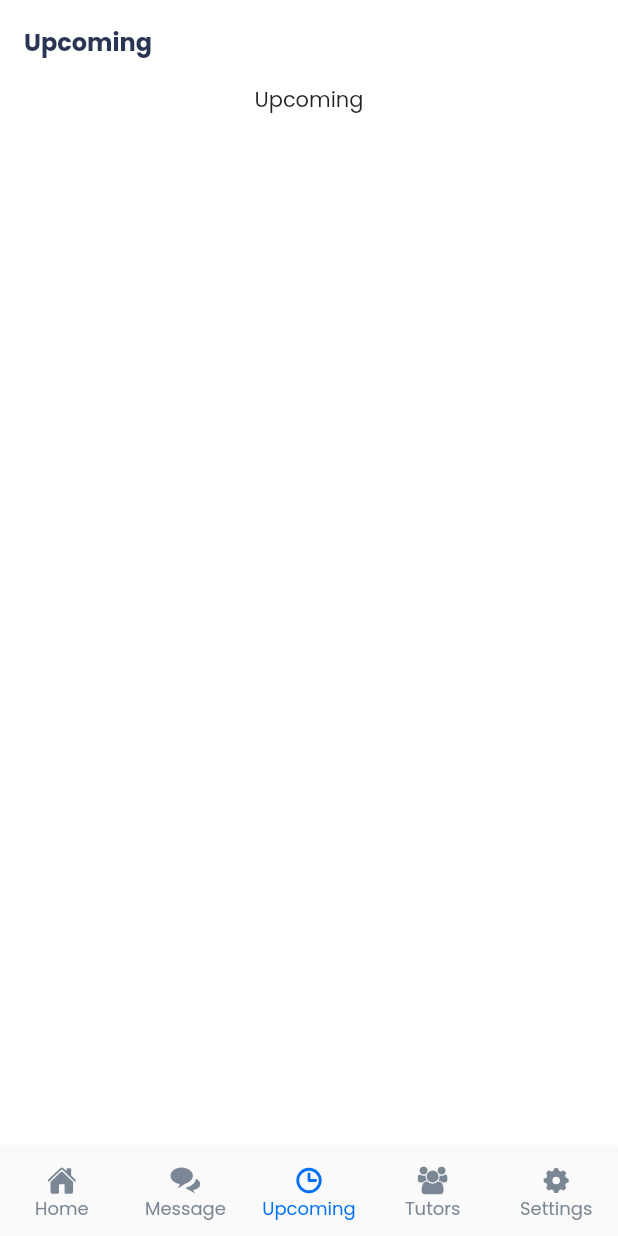
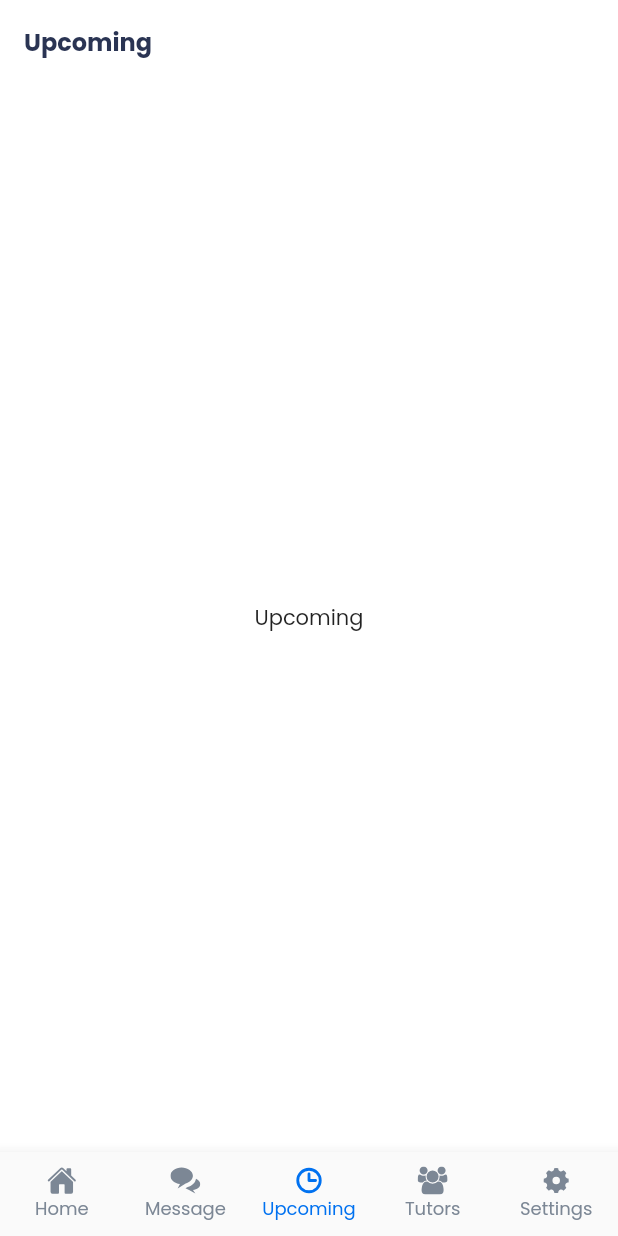
Before and after one commit to Cpp4Life/flutter-lettutor-app, a Flutter app: the LetTutorTabsScreen screen opened by its route, item 3 of the bottom bar chosen, on a phone screen of 412 x 824 dp. Run offline on Flutter 3.47's test engine with Material 2 defaults, Android fonts, the phone set to English and light mode, and no system bars; our stand-ins replace flutter_svg.

Commit message:
export screens

```diff
--- a/lib/main.dart
+++ b/lib/main.dart
@@ -1,8 +1,6 @@
 import 'package:flutter/material.dart';
 
-import 'screens/auth/login_screen.dart';
-import 'screens/onboard_screen.dart';
-import 'screens/tabs_screen.dart';
+import 'screens/index.dart';
 
 void main() => runApp(const MyApp());
 
@@ -17,7 +15,7 @@ class MyApp extends StatelessWidget {
       theme: ThemeData(
         fontFamily: 'Poppins',
       ),
-      home: const LetTutorIntroScreen(),
+      home: const LetTutorOnboardScreen(),
       routes: {
         LetTutorTabsScreen.routeName: (context) => const LetTutorTabsScreen(),
         LetTutorLoginScreen.routeName: (context) => const LetTutorLoginScreen(),
--- /dev/null
+++ b/lib/screens/index.dart
@@ -0,0 +1,6 @@
+export 'onboard_screen.dart';
+export 'tabs_screen.dart';
+
+export 'auth/login_screen.dart';
+export 'home/home_screen.dart';
+export 'message/message_screen.dart';
--- a/lib/screens/onboard_screen.dart
+++ b/lib/screens/onboard_screen.dart
@@ -5,10 +5,10 @@ import '../core/assets/assets.dart';
 import '../core/styles/styles.dart';
 import 'auth/login_screen.dart';
 
-class LetTutorIntroScreen extends StatelessWidget {
+class LetTutorOnboardScreen extends StatelessWidget {
   static const routeName = "/introduction";
 
-  const LetTutorIntroScreen({super.key});
+  const LetTutorOnboardScreen({super.key});
 
   @override
   Widget build(BuildContext context) {
--- a/lib/screens/tabs_screen.dart
+++ b/lib/screens/tabs_screen.dart
@@ -3,7 +3,7 @@ import 'package:flutter/material.dart';
 import '../core/assets/assets.dart';
 import '../core/styles/styles.dart';
 import '../widgets/nav_item.dart';
-import 'home/home_screen.dart';
+import 'index.dart';
 
 class LetTutorTabsScreen extends StatefulWidget {
   static const routeName = '/home';
@@ -22,7 +22,7 @@ class _LetTutorTabsScreenState extends State<LetTutorTabsScreen> {
   void initState() {
     _pages = [
       {'page': const LetTutorHomeScreen(), 'title': 'Home'},
-      {'page': const Center(child: Text('Message')), 'title': 'Message'},
+      {'page': const LetTutorMessageScreen(), 'title': 'Chats'},
       {'page': const Center(child: Text('Upcoming')), 'title': 'Upcoming'},
       {'page': const Center(child: Text('Tutors')), 'title': 'Tutors'},
       {'page': const Center(child: Text('Settings')), 'title': 'Settings'},
@@ -63,9 +63,7 @@ class _LetTutorTabsScreenState extends State<LetTutorTabsScreen> {
             : [],
         automaticallyImplyLeading: false,
       ),
-      body: SingleChildScrollView(
-        child: _pages[_selectedPageIndex]['page'] as Widget,
-      ),
+      body: _pages[_selectedPageIndex]['page'] as Widget,
       bottomNavigationBar: BottomNavigationBar(
         onTap: _selectPage,
         selectedItemColor: LetTutorColors.primaryBlue,
```
